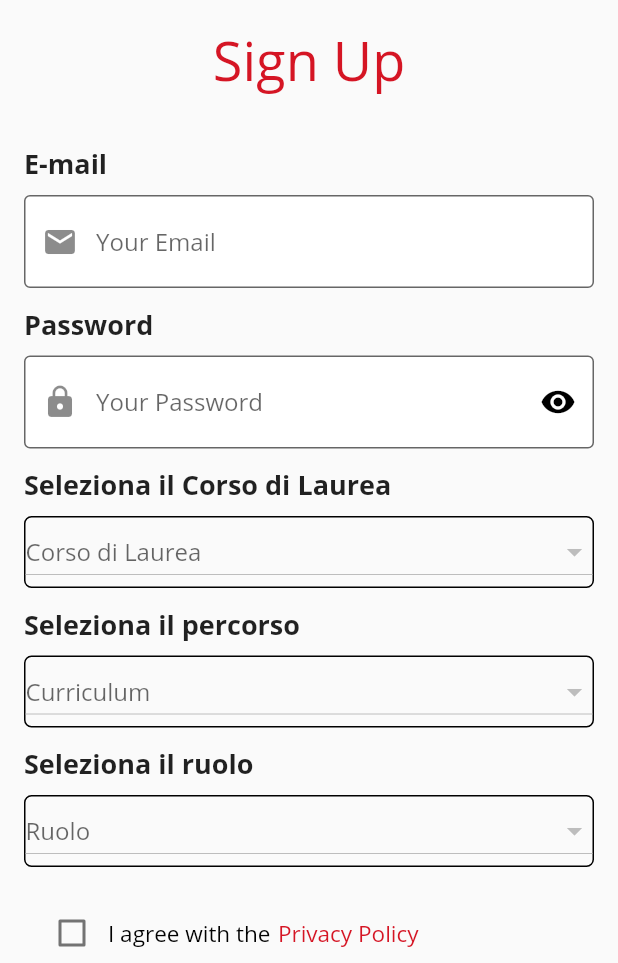
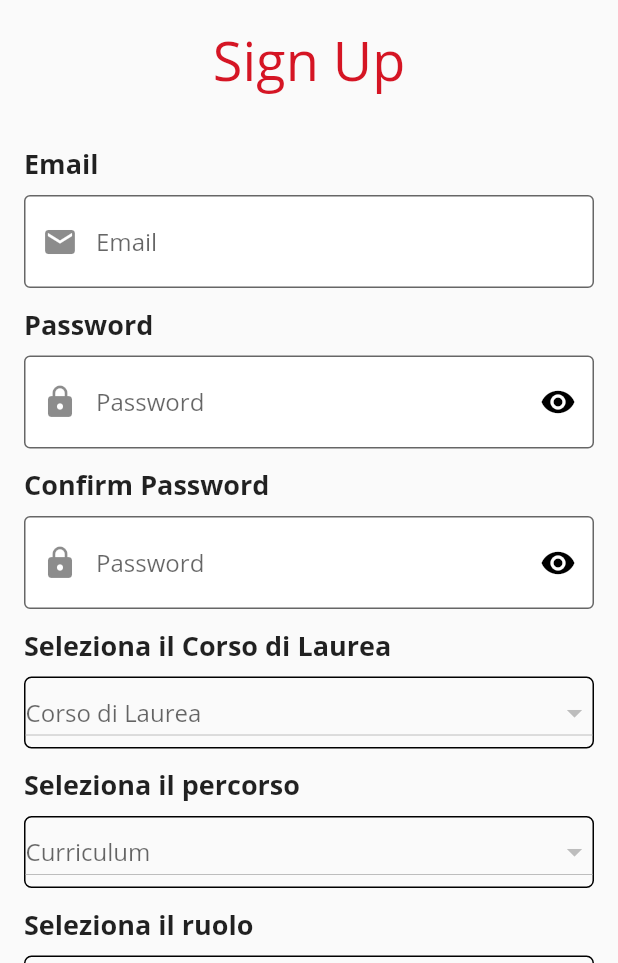
Before and after one commit to John-Hundred/Etutoring, a Flutter app: the Signup screen opened directly, on a phone screen of 412 x 824 dp, the part 273-1236 px from its top. Run offline on Flutter 3.47's test engine with Material 2 defaults, Android fonts, the light colour scheme and no system bars; our stand-ins replace carousel_slider, email_validator, flutter_secure_storage, scrollable_positioned_list; missing offline and left inert: move_to_background; accounts and stored records are empty; network calls fail.

Commit message:
fix sign up

```diff
--- a/lib/screens/signup.dart
+++ b/lib/screens/signup.dart
@@ -47,8 +47,7 @@ class _SignupState extends State<Signup> {
   final formKey = GlobalKey<FormState>();
   final emailController = TextEditingController();
   final passwordController = TextEditingController();
-  final firstnameController = TextEditingController();
-  final lastnameController = TextEditingController();
+  final confirmPasswordController = TextEditingController();
 
   // CONTROLLER
   Future userSignin() async {
@@ -61,15 +60,8 @@ class _SignupState extends State<Signup> {
       // Getting value from Controller
       String email = emailController.text.trim();
       String password = passwordController.text.trim();
-      String firstname = firstnameController.text.trim();
-      String lastname = lastnameController.text.trim();
       // Store all data with Param Name: json format
-      var data = {
-        'email': email,
-        'password': password,
-        'firstname': firstname,
-        'lastname': lastname
-      };
+      var data = {'email': email, 'password': password};
 
       // Starting Web API Call.
       // http method: POST
@@ -180,6 +172,8 @@ class _SignupState extends State<Signup> {
                       const SizedBox(height: 12),
                       buildPassword(),
                       const SizedBox(height: 12),
+                      buildConfirmPassword(),
+                      const SizedBox(height: 12),
                       buildDegree(),
                       const SizedBox(height: 12),
                       buildCurriculum(),
@@ -209,7 +203,7 @@ class _SignupState extends State<Signup> {
   }
 
   Widget buildEmail() => buildTitle(
-        title: 'E-mail',
+        title: 'Email',
         child: TextFormField(
           validator: (value) {
             if (value == null || value.isEmpty) {
@@ -225,40 +219,8 @@ class _SignupState extends State<Signup> {
               filled: true,
               fillColor: Colors.white,
               border: OutlineInputBorder(),
-              hintText: 'Your Email',
+              hintText: 'Email',
               prefixIcon: Icon(Icons.email)),
-        ),
-      );
-
-  Widget buildFistname() => buildTitle(
-        title: 'Firstname',
-        child: TextFormField(
-          validator: (value) {
-            return null;
-          },
-          controller: firstnameController,
-          decoration: InputDecoration(
-              filled: true,
-              fillColor: Colors.white,
-              border: OutlineInputBorder(),
-              hintText: 'Your Firstname',
-              prefixIcon: Icon(Icons.person)),
-        ),
-      );
-
-  Widget buildLastname() => buildTitle(
-        title: 'Lastname',
-        child: TextFormField(
-          validator: (value) {
-            return null;
-          },
-          controller: lastnameController,
-          decoration: InputDecoration(
-              filled: true,
-              fillColor: Colors.white,
-              border: OutlineInputBorder(),
-              hintText: 'Your Lastname',
-              prefixIcon: Icon(Icons.person)),
         ),
       );
 
@@ -277,7 +239,39 @@ class _SignupState extends State<Signup> {
             filled: true,
             fillColor: Colors.white,
             border: OutlineInputBorder(),
-            hintText: 'Your Password',
+            hintText: 'Password',
+            prefixIcon: Icon(Icons.lock),
+            suffixIcon: GestureDetector(
+              onTap: () async {
+                // (this.emailController.text);
+                _toggle();
+              },
+              child: Icon(
+                _obscureText ? Icons.visibility : Icons.visibility_off,
+                color: Colors.black,
+              ),
+            ),
+          ),
+        ),
+      );
+
+  Widget buildConfirmPassword() => buildTitle(
+        title: 'Confirm Password',
+        child: TextFormField(
+          obscureText: _obscureText,
+          validator: (value) {
+            if (value == null || value.isEmpty) {
+              return 'Please confirm your password';
+            }
+            if (value != emailController.text) return 'Password not match';
+            return null;
+          },
+          controller: confirmPasswordController,
+          decoration: InputDecoration(
+            filled: true,
+            fillColor: Colors.white,
+            border: OutlineInputBorder(),
+            hintText: 'Password',
             prefixIcon: Icon(Icons.lock),
             suffixIcon: GestureDetector(
               onTap: () async {
```
